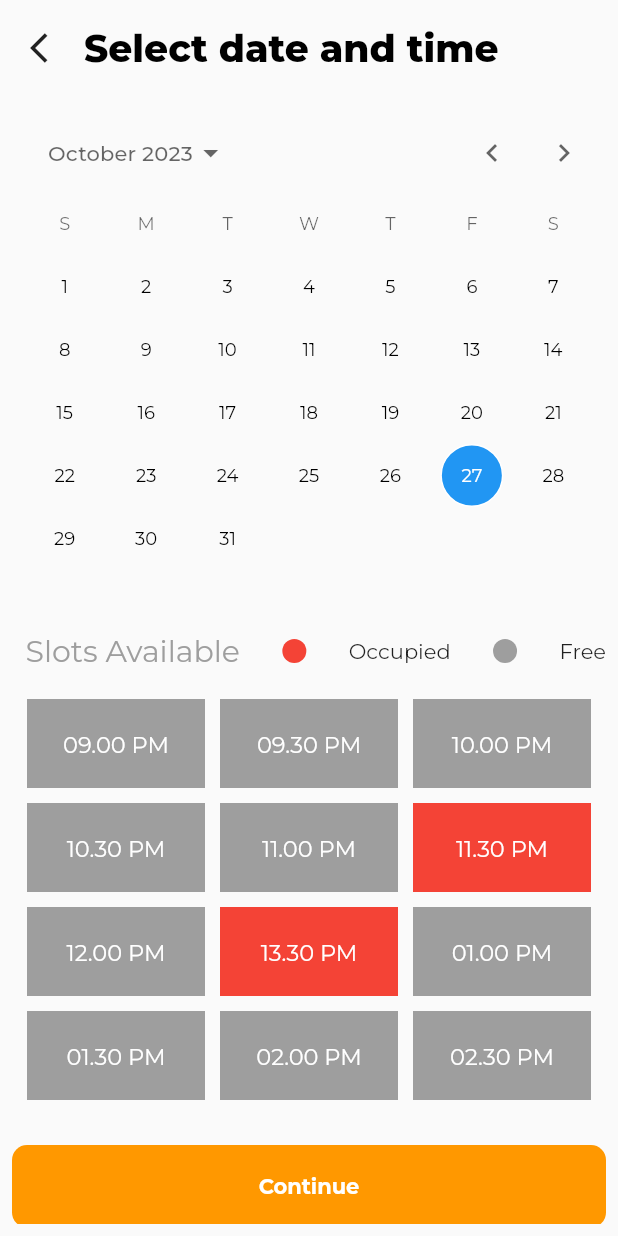
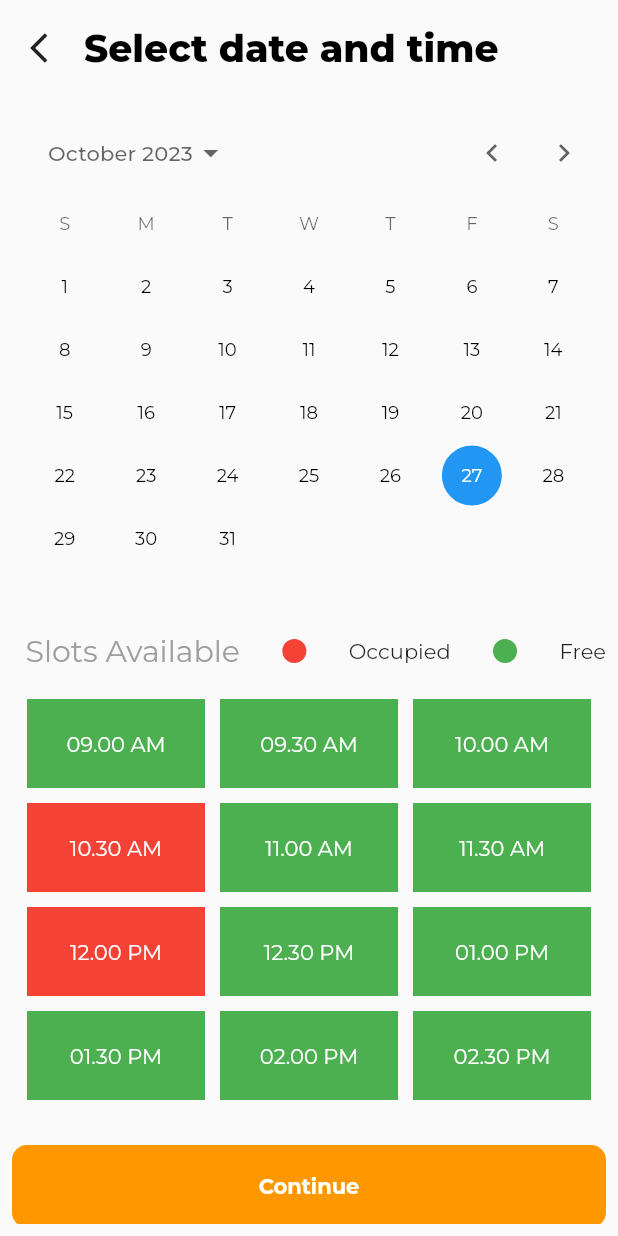
Before and after one commit to vishnu-Thottathil96/Car-Service-Booking-App, a Flutter app: the SlotSelectionPage screen opened directly, on a phone screen of 412 x 824 dp. Run offline on Flutter 3.47's test engine with Material 2 defaults, Android fonts, the phone set to English and light mode, and no system bars; drawn by our look-alikes of calendar_date_picker2; our stand-ins replace bloc, firebase_auth, firebase_core, flutter_bloc, google_fonts, grouped_list and 2 more; accounts and stored records are empty.

Commit message:
before refactoring the slot selection page

```diff
--- a/lib/presentation/screens/slot_selection/screen_slot.dart
+++ b/lib/presentation/screens/slot_selection/screen_slot.dart
@@ -1,5 +1,4 @@
 import 'dart:developer';
-
 import 'package:calendar_date_picker2/calendar_date_picker2.dart';
 import 'package:flutter/material.dart';
 import 'package:motox/presentation/widgets/large_button.dart';
@@ -53,6 +52,7 @@
                     } else {
                       Dialogs.showAlert(context, 'Incorrect date!',
                           'Selected date is invalid. Please pick current or future date.');
+
                       _dates[0] = currentDate;
                     }
                   },
@@ -75,7 +75,7 @@
                         Text('Occupied'),
                         CircleAvatar(
                           radius: 8,
-                          backgroundColor: greyColor,
+                          backgroundColor: greenColor,
                         ),
                         Text('Free'),
                       ],
@@ -95,15 +95,44 @@
                             crossAxisSpacing: 10),
                     itemCount: 12,
                     itemBuilder: (context, index) {
-                      return Container(
-                        height: 100,
-                        color: index == 7 || index == 5 || index == 16
-                            ? redColor
-                            : greyColor,
-                        child: Center(
-                          child: Text(
-                            periodicServiceSlotes[index],
-                            style: TextStyles.normalTextWhite,
+                      final slotItem = periodicServiceSlotes[index];
+                      // Determine the background color based on the slot state
+                      Color backgroundColor;
+                      if (slotItem.isSelected) {
+                        backgroundColor =
+                            Colors.blue; // Highlight the selected slot
+                      } else if (slotItem.isBooked) {
+                        backgroundColor = Colors.red; // Already booked slot
+                      } else {
+                        backgroundColor = Colors.green; // Free slot
+                      }
+                      return GestureDetector(
+                        onTap: () {
+                          // Deselect all slots
+
+                          periodicServiceSlotes.forEach((item) {
+                            item.isSelected = false;
+                          });
+                          // Toggle the selection state of the current slot
+                          !slotItem.isBooked
+                              ? slotItem.isSelected = !slotItem.isSelected
+                              : slotItem.isSelected = false;
+                          slotItem.isSelected
+                              ? log(slotItem.time.toString())
+                              : Dialogs.showAlert(context, 'Already Booked !',
+                                  'The slot is already booked');
+                        },
+                        child: Container(
+                          height: 100,
+                          color:
+                              backgroundColor, // Use the determined background color
+                          child: Center(
+                            child: Text(
+                              slotItem.time,
+                              style: TextStyle(
+                                color: Colors.white,
+                              ),
+                            ),
                           ),
                         ),
                       );
@@ -135,17 +164,47 @@
                                           crossAxisCount: 3,
                                           mainAxisSpacing: 20,
                                           crossAxisSpacing: 20),
-                                  itemCount: serviceTypes.length - 1,
+                                  itemCount: typesOfServices.length - 1,
                                   itemBuilder: (context, index) {
-                                    final heading = serviceTypes[index + 1];
-                                    final images = homeScrenImage[index + 1];
+                                    final serviceItem =
+                                        typesOfServices[index + 1];
+                                    final heading =
+                                        typesOfServices[index + 1].heading;
+                                    final images =
+                                        typesOfServices[index + 1].imagePath;
                                     return Column(
                                       mainAxisAlignment:
                                           MainAxisAlignment.spaceBetween,
                                       children: [
-                                        Image.asset(
-                                          images.toString(),
-                                          fit: BoxFit.contain,
+                                        GestureDetector(
+                                          onTap: () {
+                                            serviceItem.isSelected =
+                                                !serviceItem.isSelected;
+                                          },
+                                          child: Stack(
+                                            children: [
+                                              ClipRRect(
+                                                borderRadius:
+                                                    BorderRadius.circular(8),
+                                                child: Image.asset(
+                                                  images.toString(),
+                                                  fit: BoxFit.contain,
+                                                ),
+                                              ),
+                                              serviceItem.isSelected
+                                                  ? Positioned.fill(
+                                                      child: Container(
+                                                        color: Colors.blue
+                                                            .withOpacity(0.5),
+                                                        child: Icon(
+                                                          Icons.check_box,
+                                                          color: greenColor,
+                                                        ),
+                                                      ),
+                                                    )
+                                                  : SizedBox()
+                                            ],
+                                          ),
                                         ),
                                         Text(
                                           heading.toString(),
--- a/lib/utils/design_assets/design_assets.dart
+++ b/lib/utils/design_assets/design_assets.dart
@@ -1,4 +1,6 @@
 import 'package:motox/data/models/model_message.dart';
+import 'package:motox/data/models/model_service_item.dart';
+import 'package:motox/data/models/model_time_slot.dart';
 import 'package:motox/utils/colors/colors.dart';
 
 List homeScrenImage = [
@@ -100,17 +102,30 @@
       date: DateTime.now().subtract(const Duration(days: 1)),
       isSendByMe: false),
 ];
-List<String> periodicServiceSlotes = [
-  '09.00 PM',
-  '09.30 PM',
-  '10.00 PM',
-  '10.30 PM',
-  '11.00 PM',
-  '11.30 PM',
-  '12.00 PM',
-  '13.30 PM',
-  '01.00 PM',
-  '01.30 PM',
-  '02.00 PM',
-  '02.30 PM',
+List<SlotItem> periodicServiceSlotes = [
+  SlotItem(time: '09.00 AM'),
+  SlotItem(time: '09.30 AM'),
+  SlotItem(time: '10.00 AM'),
+  SlotItem(time: '10.30 AM', isBooked: true),
+  SlotItem(time: '11.00 AM'),
+  SlotItem(time: '11.30 AM'),
+  SlotItem(time: '12.00 PM', isBooked: true),
+  SlotItem(time: '12.30 PM'),
+  SlotItem(time: '01.00 PM'),
+  SlotItem(time: '01.30 PM'),
+  SlotItem(time: '02.00 PM'),
+  SlotItem(time: '02.30 PM'),
 ];
+List<ServiceItem> typesOfServices = [
+  ServiceItem(
+      heading: 'Periodic', imagePath: 'assets/home_screen_images/1.jpg'),
+  ServiceItem(
+      heading: 'Detailing', imagePath: 'assets/home_screen_images/2.jpg'),
+  ServiceItem(
+      heading: 'AC repair', imagePath: 'assets/home_screen_images/3.jpg'),
+  ServiceItem(heading: 'Wheels', imagePath: 'assets/home_screen_images/4.jpg'),
+  ServiceItem(
+      heading: 'Painting', imagePath: 'assets/home_screen_images/5.jpg'),
+  ServiceItem(
+      heading: 'Electronics', imagePath: 'assets/home_screen_images/6.jpg'),
+];
```
Also changed, not shown: lib/data/models/model_service_item.dart (added, +11 -0 lines), lib/data/models/model_time_slot.dart (added, +8 -0 lines).
